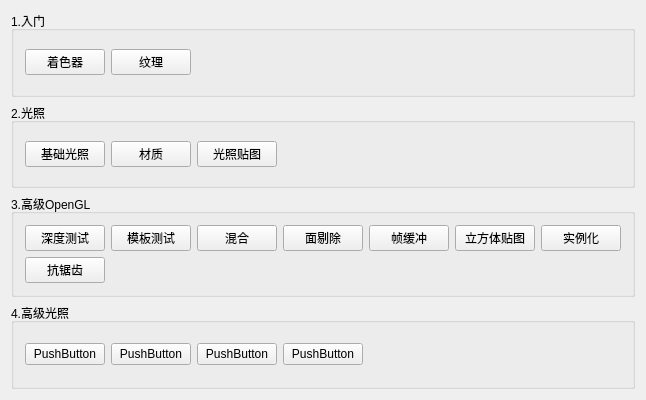
JohnHwangx/LearnOpenGL_QT, file Code/LearnOpenGL/Application.ui: the form before one commit.
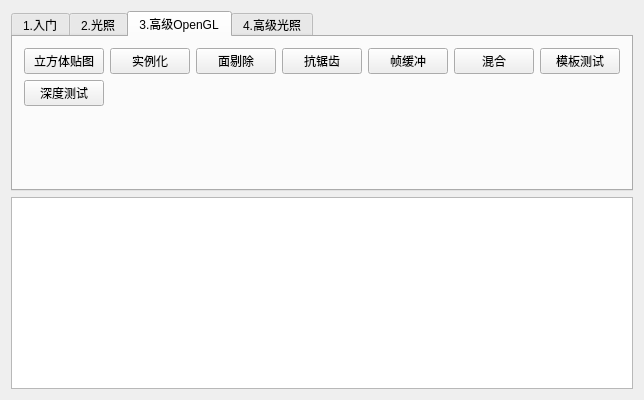
The form after the commit. The open tabs and pages were chosen to show the change.

What changed in the file:
```diff
--- a/Code/LearnOpenGL/Application.ui
+++ b/Code/LearnOpenGL/Application.ui
@@ -16,54 +16,69 @@
   <widget class="QWidget" name="centralWidget">
    <layout class="QVBoxLayout" name="verticalLayout">
     <item>
-     <widget class="QGroupBox" name="getting_start">
-      <property name="title">
+     <widget class="QTabWidget" name="tabWidget">
+      <property name="currentIndex">
+       <number>0</number>
+      </property>
+      <widget class="QWidget" name="getting_start_2">
+       <attribute name="title">
        <string>1.入门</string>
-      </property>
+       </attribute>
       <layout class="QGridLayout" name="gridLayout">
-       <item row="0" column="0" rowspan="2">
+        <item row="0" column="0">
         <widget class="QPushButton" name="shader_uniform">
          <property name="text">
           <string>着色器</string>
          </property>
         </widget>
        </item>
-       <item row="0" column="1" rowspan="2" colspan="2">
+        <item row="0" column="3">
+         <spacer name="horizontalSpacer">
+          <property name="orientation">
+           <enum>Qt::Horizontal</enum>
+          </property>
+          <property name="sizeHint" stdset="0">
+           <size>
+            <width>312</width>
+            <height>20</height>
+           </size>
+          </property>
+         </spacer>
+        </item>
+        <item row="0" column="1">
         <widget class="QPushButton" name="texture">
          <property name="text">
           <string>纹理</string>
          </property>
         </widget>
        </item>
-       <item row="0" column="3" rowspan="2">
-        <spacer name="horizontalSpacer">
+        <item row="1" column="0">
+         <spacer name="verticalSpacer">
          <property name="orientation">
-          <enum>Qt::Horizontal</enum>
+           <enum>Qt::Vertical</enum>
          </property>
          <property name="sizeHint" stdset="0">
           <size>
-           <width>397</width>
-           <height>20</height>
+            <width>20</width>
+            <height>40</height>
           </size>
          </property>
         </spacer>
        </item>
-      </layout>
-     </widget>
-    </item>
-    <item>
-     <widget class="QGroupBox" name="lighting">
-      <property name="title">
+        <item row="0" column="2">
+         <widget class="QPushButton" name="camera">
+          <property name="text">
+           <string>摄像机</string>
+          </property>
+         </widget>
+        </item>
+       </layout>
+      </widget>
+      <widget class="QWidget" name="lighting_2">
+       <attribute name="title">
        <string>2.光照</string>
-      </property>
-      <layout class="QGridLayout" name="gridLayout_2">
-       <item row="0" column="0">
-        <widget class="QPushButton" name="basic_lighting">
-         <property name="text">
-          <string>基础光照</string>
-         </property>
-        </widget>
-       </item>
+       </attribute>
+       <layout class="QGridLayout" name="gridLayout_3">
        <item row="0" column="1">
         <widget class="QPushButton" name="material">
          <property name="text">
@@ -71,6 +86,26 @@
          </property>
         </widget>
        </item>
+        <item row="0" column="0">
+         <widget class="QPushButton" name="basic_lighting">
+          <property name="text">
+           <string>基础光照</string>
+          </property>
+         </widget>
+        </item>
+        <item row="0" column="3">
+         <spacer name="horizontalSpacer_2">
+          <property name="orientation">
+           <enum>Qt::Horizontal</enum>
+          </property>
+          <property name="sizeHint" stdset="0">
+           <size>
+            <width>312</width>
+            <height>20</height>
+           </size>
+          </property>
+         </spacer>
+        </item>
        <item row="0" column="2">
         <widget class="QPushButton" name="lighting_map">
          <property name="text">
@@ -78,57 +113,27 @@
          </property>
         </widget>
        </item>
-       <item row="0" column="3">
-        <spacer name="horizontalSpacer_2">
+        <item row="1" column="0">
+         <spacer name="verticalSpacer_2">
          <property name="orientation">
-          <enum>Qt::Horizontal</enum>
+           <enum>Qt::Vertical</enum>
          </property>
          <property name="sizeHint" stdset="0">
           <size>
-           <width>316</width>
-           <height>20</height>
+            <width>20</width>
+            <height>40</height>
           </size>
          </property>
         </spacer>
        </item>
       </layout>
      </widget>
-    </item>
-    <item>
-     <widget class="QGroupBox" name="advance_opengl">
-      <property name="title">
+      <widget class="QWidget" name="advance_opengl_2">
+       <attribute name="title">
        <string>3.高级OpenGL</string>
-      </property>
-      <layout class="QGridLayout" name="gridLayout_3">
-       <item row="0" column="3">
-        <widget class="QPushButton" name="face_culling">
-         <property name="text">
-          <string>面剔除</string>
-         </property>
-        </widget>
-       </item>
+       </attribute>
+       <layout class="QGridLayout" name="gridLayout_2">
        <item row="0" column="5">
-        <widget class="QPushButton" name="cubemaps">
-         <property name="text">
-          <string>立方体贴图</string>
-         </property>
-        </widget>
-       </item>
-       <item row="0" column="6">
-        <widget class="QPushButton" name="instancing">
-         <property name="text">
-          <string>实例化</string>
-         </property>
-        </widget>
-       </item>
-       <item row="0" column="0">
-        <widget class="QPushButton" name="depth_testing">
-         <property name="text">
-          <string>深度测试</string>
-         </property>
-        </widget>
-       </item>
-       <item row="0" column="2">
         <widget class="QPushButton" name="blending">
          <property name="text">
           <string>混合</string>
@@ -142,50 +147,68 @@
          </property>
         </widget>
        </item>
-       <item row="0" column="1">
+        <item row="0" column="6">
         <widget class="QPushButton" name="stencil_testing">
          <property name="text">
           <string>模板测试</string>
          </property>
         </widget>
        </item>
-       <item row="1" column="0">
+        <item row="0" column="0">
+         <widget class="QPushButton" name="cubemaps">
+          <property name="text">
+           <string>立方体贴图</string>
+          </property>
+         </widget>
+        </item>
+        <item row="0" column="3">
         <widget class="QPushButton" name="anti_aliasing">
          <property name="text">
           <string>抗锯齿</string>
          </property>
         </widget>
        </item>
-      </layout>
-     </widget>
-    </item>
-    <item>
-     <widget class="QGroupBox" name="groupBox">
-      <property name="title">
+        <item row="1" column="0">
+         <widget class="QPushButton" name="depth_testing">
+          <property name="text">
+           <string>深度测试</string>
+          </property>
+         </widget>
+        </item>
+        <item row="0" column="2">
+         <widget class="QPushButton" name="face_culling">
+          <property name="text">
+           <string>面剔除</string>
+          </property>
+         </widget>
+        </item>
+        <item row="0" column="1">
+         <widget class="QPushButton" name="instancing">
+          <property name="text">
+           <string>实例化</string>
+          </property>
+         </widget>
+        </item>
+        <item row="2" column="0">
+         <spacer name="verticalSpacer_3">
+          <property name="orientation">
+           <enum>Qt::Vertical</enum>
+          </property>
+          <property name="sizeHint" stdset="0">
+           <size>
+            <width>20</width>
+            <height>40</height>
+           </size>
+          </property>
+         </spacer>
+        </item>
+       </layout>
+      </widget>
+      <widget class="QWidget" name="advance_light">
+       <attribute name="title">
        <string>4.高级光照</string>
-      </property>
-      <layout class="QGridLayout" name="gridLayout_4">
-       <item row="0" column="0">
-        <widget class="QPushButton" name="pushButton_5">
-         <property name="text">
-          <string>PushButton</string>
-         </property>
-        </widget>
-       </item>
-       <item row="0" column="1">
-        <widget class="QPushButton" name="pushButton_6">
-         <property name="text">
-          <string>PushButton</string>
-         </property>
-        </widget>
-       </item>
-       <item row="0" column="2">
-        <widget class="QPushButton" name="pushButton_7">
-         <property name="text">
-          <string>PushButton</string>
-         </property>
-        </widget>
-       </item>
+       </attribute>
+       <layout class="QGridLayout" name="gridLayout_5">
        <item row="0" column="3">
         <widget class="QPushButton" name="pushButton_8">
          <property name="text">
@@ -200,14 +223,52 @@
          </property>
          <property name="sizeHint" stdset="0">
           <size>
-           <width>235</width>
+            <width>231</width>
            <height>20</height>
           </size>
          </property>
         </spacer>
        </item>
-      </layout>
-     </widget>
+        <item row="0" column="2">
+         <widget class="QPushButton" name="pushButton_7">
+          <property name="text">
+           <string>PushButton</string>
+          </property>
+         </widget>
+        </item>
+        <item row="0" column="0">
+         <widget class="QPushButton" name="pushButton_5">
+          <property name="text">
+           <string>PushButton</string>
+          </property>
+         </widget>
+        </item>
+        <item row="0" column="1">
+         <widget class="QPushButton" name="pushButton_6">
+          <property name="text">
+           <string>PushButton</string>
+          </property>
+         </widget>
+        </item>
+        <item row="1" column="0">
+         <spacer name="verticalSpacer_4">
+          <property name="orientation">
+           <enum>Qt::Vertical</enum>
+          </property>
+          <property name="sizeHint" stdset="0">
+           <size>
+            <width>20</width>
+            <height>40</height>
+           </size>
+          </property>
+         </spacer>
+        </item>
+       </layout>
+      </widget>
+     </widget>
+    </item>
+    <item>
+     <widget class="QTextBrowser" name="textBrowser"/>
     </item>
    </layout>
   </widget>
```
Lines whose indentation alone changed are shown as unchanged.
